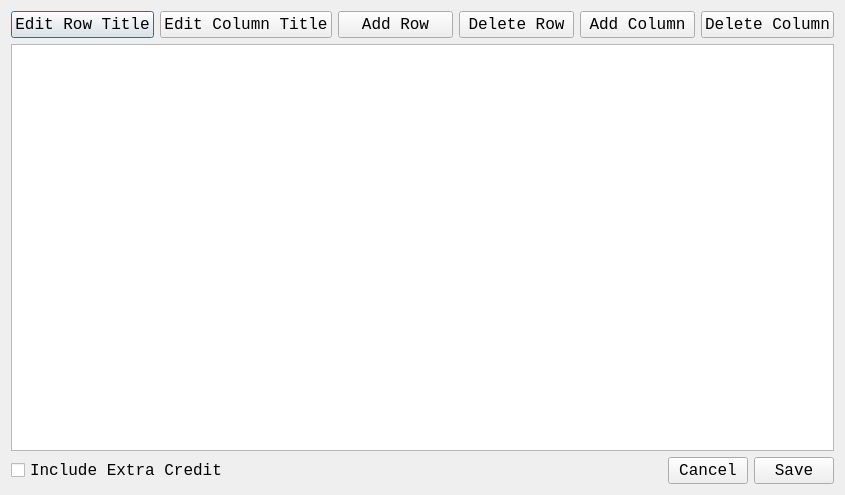
Above: GAUI/rubricdialog.ui from ezfe/grading-assistant-cs205 before the change. Below: the same form after it.
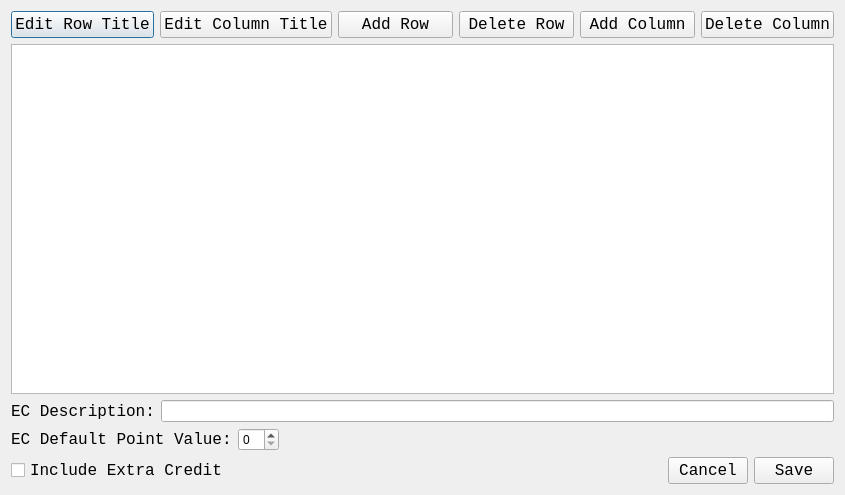
That is the form after the change.

Commit message: added EC to rubric dialog

```diff
--- a/GAUI/rubricdialog.ui
+++ b/GAUI/rubricdialog.ui
@@ -105,7 +105,7 @@
      </property>
     </widget>
    </item>
-   <item row="2" column="0">
+   <item row="4" column="0">
     <layout class="QHBoxLayout" name="horizontalLayout_2">
      <item>
       <widget class="QCheckBox" name="extraCreditButton">
@@ -161,7 +161,68 @@
      </item>
     </layout>
    </item>
+   <item row="2" column="0">
+    <layout class="QHBoxLayout" name="horizontalLayout_4">
+     <item>
+      <widget class="QLabel" name="label">
+       <property name="font">
+        <font>
+         <family>Monospace</family>
+         <pointsize>12</pointsize>
+        </font>
+       </property>
+       <property name="text">
+        <string>EC Description:</string>
+       </property>
+      </widget>
+     </item>
+     <item>
+      <widget class="QLineEdit" name="descriptionEdit"/>
+     </item>
+    </layout>
+   </item>
+   <item row="3" column="0">
+    <layout class="QHBoxLayout" name="horizontalLayout_3">
+     <item>
+      <widget class="QLabel" name="label_2">
+       <property name="font">
+        <font>
+         <family>Monospace</family>
+         <pointsize>12</pointsize>
+        </font>
+       </property>
+       <property name="text">
+        <string>EC Default Point Value:</string>
+       </property>
+      </widget>
+     </item>
+     <item>
+      <widget class="QSpinBox" name="pointBox"/>
+     </item>
+     <item>
+      <spacer name="horizontalSpacer_2">
+       <property name="orientation">
+        <enum>Qt::Horizontal</enum>
+       </property>
+       <property name="sizeHint" stdset="0">
+        <size>
+         <width>40</width>
+         <height>20</height>
+        </size>
+       </property>
+      </spacer>
+     </item>
+    </layout>
+   </item>
   </layout>
+  <zorder>tableWidget</zorder>
+  <zorder>descriptionEdit</zorder>
+  <zorder>pointBox</zorder>
+  <zorder>label</zorder>
+  <zorder>label_2</zorder>
+  <zorder>label_2</zorder>
+  <zorder></zorder>
+  <zorder></zorder>
  </widget>
  <resources/>
  <connections/>
```
The commit also changes 4 other files.
